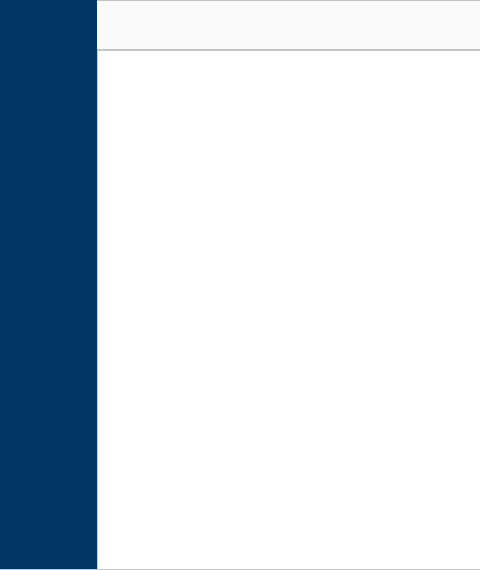
This is client/mainwindow3.ui in open-eid/DigiDoc4-Client as Qt 5 draws it before an edit; both pictures show x 0 to 480 and y 0 to 570 of the 1025 by 570 pixel window. The edited form follows.
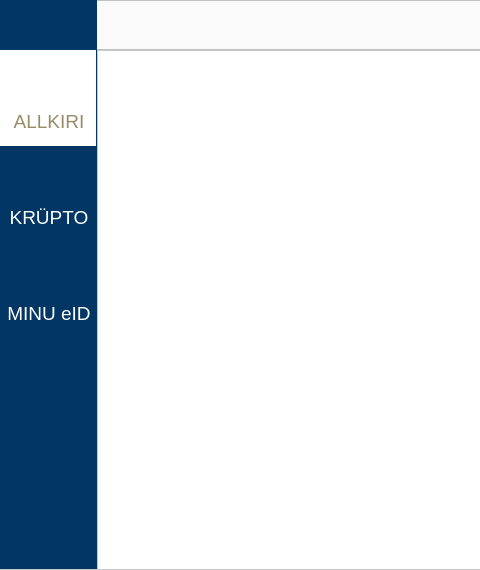
This is the edited form. Icons and pictures are not drawn.

The edit to the form file:
```diff
--- a/client/mainwindow3.ui
+++ b/client/mainwindow3.ui
@@ -108,7 +108,7 @@
        <property name="minimumSize">
         <size>
          <width>97</width>
-         <height>0</height>
+         <height>520</height>
         </size>
        </property>
        <property name="maximumSize">
@@ -129,6 +129,273 @@
        <property name="frameShadow">
         <enum>QFrame::Raised</enum>
        </property>
+       <widget class="QWidget" name="signature" native="true">
+        <property name="geometry">
+         <rect>
+          <x>0</x>
+          <y>0</y>
+          <width>96</width>
+          <height>96</height>
+         </rect>
+        </property>
+        <property name="sizePolicy">
+         <sizepolicy hsizetype="Fixed" vsizetype="Fixed">
+          <horstretch>0</horstretch>
+          <verstretch>0</verstretch>
+         </sizepolicy>
+        </property>
+        <property name="minimumSize">
+         <size>
+          <width>96</width>
+          <height>96</height>
+         </size>
+        </property>
+        <property name="cursor">
+         <cursorShape>PointingHandCursor</cursorShape>
+        </property>
+        <property name="styleSheet">
+         <string notr="true">background-color: #ffffff;
+border: none;</string>
+        </property>
+        <widget class="QLabel" name="signatureLabel">
+         <property name="geometry">
+          <rect>
+           <x>1</x>
+           <y>60</y>
+           <width>96</width>
+           <height>19</height>
+          </rect>
+         </property>
+         <property name="minimumSize">
+          <size>
+           <width>44</width>
+           <height>19</height>
+          </size>
+         </property>
+         <property name="font">
+          <font>
+           <pointsize>14</pointsize>
+          </font>
+         </property>
+         <property name="styleSheet">
+          <string notr="true">color: #998B66;
+border: none;</string>
+         </property>
+         <property name="text">
+          <string>ALLKIRI</string>
+         </property>
+         <property name="textFormat">
+          <enum>Qt::RichText</enum>
+         </property>
+         <property name="alignment">
+          <set>Qt::AlignCenter</set>
+         </property>
+        </widget>
+        <widget class="QWidget" name="signatureIcon" native="true">
+         <property name="geometry">
+          <rect>
+           <x>30</x>
+           <y>16</y>
+           <width>38</width>
+           <height>38</height>
+          </rect>
+         </property>
+         <property name="minimumSize">
+          <size>
+           <width>38</width>
+           <height>38</height>
+          </size>
+         </property>
+         <property name="font">
+          <font>
+           <pointsize>14</pointsize>
+          </font>
+         </property>
+         <property name="styleSheet">
+          <string notr="true">background-repeat: none;
+background-image: url(:/images/sign_38x38.png);
+border: none;</string>
+         </property>
+        </widget>
+       </widget>
+       <widget class="QWidget" name="crypto" native="true">
+        <property name="geometry">
+         <rect>
+          <x>0</x>
+          <y>96</y>
+          <width>96</width>
+          <height>96</height>
+         </rect>
+        </property>
+        <property name="sizePolicy">
+         <sizepolicy hsizetype="Fixed" vsizetype="Fixed">
+          <horstretch>0</horstretch>
+          <verstretch>0</verstretch>
+         </sizepolicy>
+        </property>
+        <property name="minimumSize">
+         <size>
+          <width>96</width>
+          <height>96</height>
+         </size>
+        </property>
+        <property name="cursor">
+         <cursorShape>PointingHandCursor</cursorShape>
+        </property>
+        <property name="styleSheet">
+         <string notr="true">background-color: #023664;
+border: none;</string>
+        </property>
+        <widget class="QLabel" name="cryptoLabel">
+         <property name="geometry">
+          <rect>
+           <x>1</x>
+           <y>60</y>
+           <width>96</width>
+           <height>19</height>
+          </rect>
+         </property>
+         <property name="minimumSize">
+          <size>
+           <width>44</width>
+           <height>19</height>
+          </size>
+         </property>
+         <property name="font">
+          <font>
+           <pointsize>14</pointsize>
+          </font>
+         </property>
+         <property name="styleSheet">
+          <string notr="true">color: #FFFFFF;
+border: none;</string>
+         </property>
+         <property name="text">
+          <string>KRÜPTO</string>
+         </property>
+         <property name="textFormat">
+          <enum>Qt::RichText</enum>
+         </property>
+         <property name="alignment">
+          <set>Qt::AlignCenter</set>
+         </property>
+        </widget>
+        <widget class="QWidget" name="cryptoIcon" native="true">
+         <property name="geometry">
+          <rect>
+           <x>30</x>
+           <y>16</y>
+           <width>38</width>
+           <height>38</height>
+          </rect>
+         </property>
+         <property name="minimumSize">
+          <size>
+           <width>38</width>
+           <height>38</height>
+          </size>
+         </property>
+         <property name="font">
+          <font>
+           <pointsize>14</pointsize>
+          </font>
+         </property>
+         <property name="styleSheet">
+          <string notr="true">background-repeat: none;
+background-image: url(:/images/crypto_38x38.png);
+border: none;</string>
+         </property>
+        </widget>
+       </widget>
+       <widget class="QWidget" name="myEid" native="true">
+        <property name="geometry">
+         <rect>
+          <x>0</x>
+          <y>192</y>
+          <width>96</width>
+          <height>96</height>
+         </rect>
+        </property>
+        <property name="sizePolicy">
+         <sizepolicy hsizetype="Fixed" vsizetype="Fixed">
+          <horstretch>0</horstretch>
+          <verstretch>0</verstretch>
+         </sizepolicy>
+        </property>
+        <property name="minimumSize">
+         <size>
+          <width>96</width>
+          <height>96</height>
+         </size>
+        </property>
+        <property name="cursor">
+         <cursorShape>PointingHandCursor</cursorShape>
+        </property>
+        <property name="styleSheet">
+         <string notr="true">background-color: #023664;
+border: none;</string>
+        </property>
+        <widget class="QLabel" name="myEidLabel">
+         <property name="geometry">
+          <rect>
+           <x>1</x>
+           <y>60</y>
+           <width>96</width>
+           <height>19</height>
+          </rect>
+         </property>
+         <property name="minimumSize">
+          <size>
+           <width>44</width>
+           <height>19</height>
+          </size>
+         </property>
+         <property name="font">
+          <font>
+           <pointsize>14</pointsize>
+          </font>
+         </property>
+         <property name="styleSheet">
+          <string notr="true">color: #FFFFFF;
+border: none;</string>
+         </property>
+         <property name="text">
+          <string>MINU eID</string>
+         </property>
+         <property name="textFormat">
+          <enum>Qt::RichText</enum>
+         </property>
+         <property name="alignment">
+          <set>Qt::AlignCenter</set>
+         </property>
+        </widget>
+        <widget class="QWidget" name="myEidIcon" native="true">
+         <property name="geometry">
+          <rect>
+           <x>30</x>
+           <y>16</y>
+           <width>38</width>
+           <height>38</height>
+          </rect>
+         </property>
+         <property name="minimumSize">
+          <size>
+           <width>38</width>
+           <height>38</height>
+          </size>
+         </property>
+         <property name="font">
+          <font>
+           <pointsize>14</pointsize>
+          </font>
+         </property>
+         <property name="styleSheet">
+          <string notr="true">background-repeat: none;
+background-image: url(:/images/my_eid_38x38.png);
+border: none;</string>
+         </property>
+        </widget>
+       </widget>
       </widget>
      </item>
      <item>
```
Left out of the diff: 32 changed lines with no effect on the pictures.
